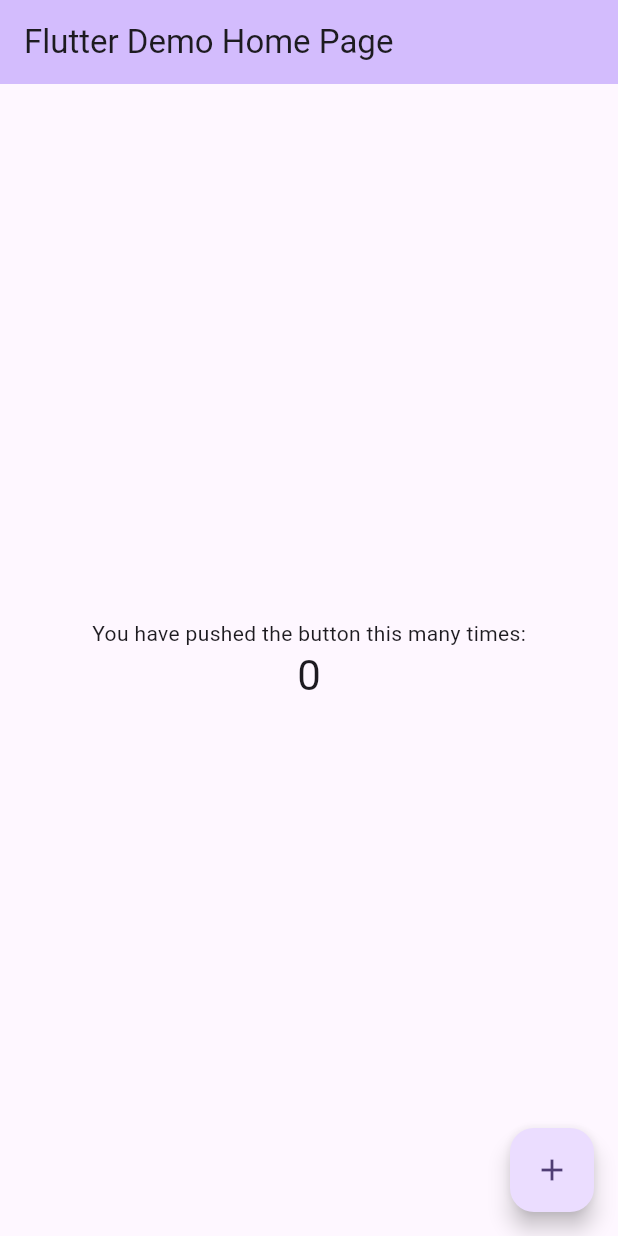
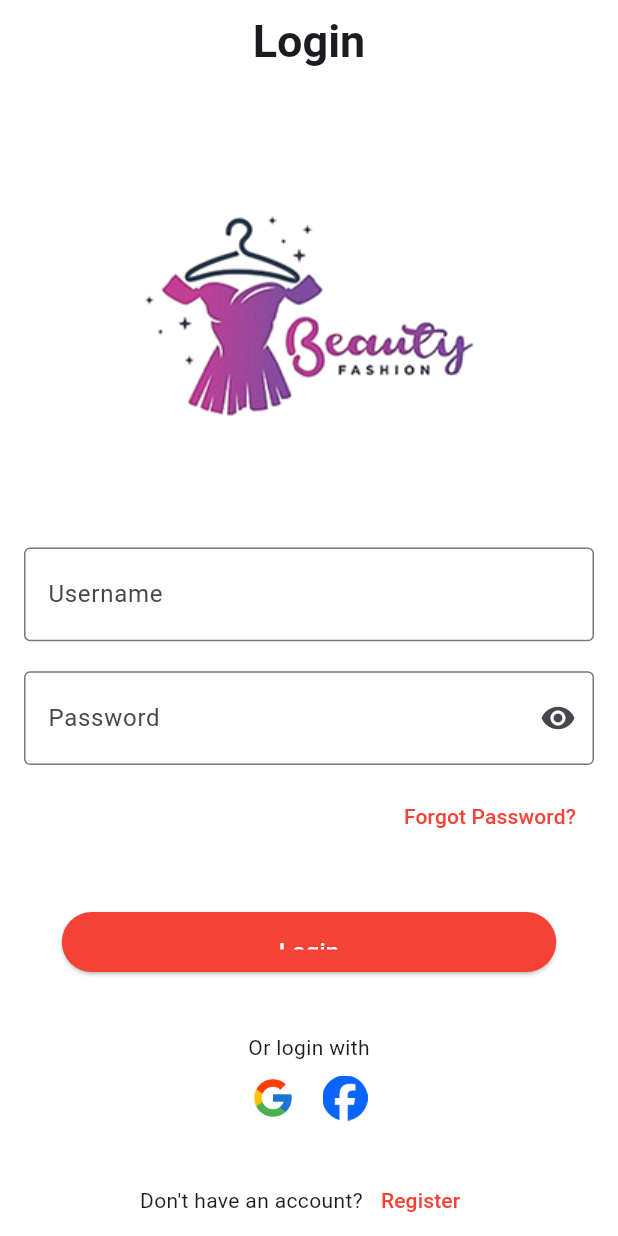
Before and after one commit to beltei-iu/UC1-BIT-SE-Y4S1-B5-MAD-II-E2-211-2025, a Flutter app: the screen it shows after launch, on a phone screen of 412 x 824 dp. Run offline on Flutter 3.47's test engine with Material 3 defaults, Android fonts, the phone set to English and light mode, and no system bars.

Commit message:
Deisgn login screen

```diff
--- a/lib/main.dart
+++ b/lib/main.dart
@@ -1,122 +1,28 @@
 import 'package:flutter/material.dart';
+import 'package:mad_2_211/screens/home_screen.dart';
+import 'package:mad_2_211/screens/login_screen.dart';
 
 void main() {
-  runApp(const MyApp());
+
+  // This is the entry point of the application.
+  WidgetsFlutterBinding.ensureInitialized();
+
+  final app = App();
+  runApp(app);
 }
 
-class MyApp extends StatelessWidget {
-  const MyApp({super.key});
+class App extends StatelessWidget {
 
-  // This widget is the root of your application.
+  const App({super.key});
+
   @override
   Widget build(BuildContext context) {
     return MaterialApp(
-      title: 'Flutter Demo',
+      title: 'MAD-II-211',
       theme: ThemeData(
-        // This is the theme of your application.
-        //
-        // TRY THIS: Try running your application with "flutter run". You'll see
-        // the application has a purple toolbar. Then, without quitting the app,
-        // try changing the seedColor in the colorScheme below to Colors.green
-        // and then invoke "hot reload" (save your changes or press the "hot
-        // reload" button in a Flutter-supported IDE, or press "r" if you used
-        // the command line to start the app).
-        //
-        // Notice that the counter didn't reset back to zero; the application
-        // state is not lost during the reload. To reset the state, use hot
-        // restart instead.
-        //
-        // This works for code too, not just values: Most code changes can be
-        // tested with just a hot reload.
         colorScheme: ColorScheme.fromSeed(seedColor: Colors.deepPurple),
       ),
-      home: const MyHomePage(title: 'Flutter Demo Home Page'),
+      home: LoginScreen(),
     );
   }
 }
-
-class MyHomePage extends StatefulWidget {
-  const MyHomePage({super.key, required this.title});
-
-  // This widget is the home page of your application. It is stateful, meaning
-  // that it has a State object (defined below) that contains fields that affect
-  // how it looks.
-
-  // This class is the configuration for the state. It holds the values (in this
-  // case the title) provided by the parent (in this case the App widget) and
-  // used by the build method of the State. Fields in a Widget subclass are
-  // always marked "final".
-
-  final String title;
-
-  @override
-  State<MyHomePage> createState() => _MyHomePageState();
-}
-
-class _MyHomePageState extends State<MyHomePage> {
-  int _counter = 0;
-
-  void _incrementCounter() {
-    setState(() {
-      // This call to setState tells the Flutter framework that something has
-      // changed in this State, which causes it to rerun the build method below
-      // so that the display can reflect the updated values. If we changed
-      // _counter without calling setState(), then the build method would not be
-      // called again, and so nothing would appear to happen.
-      _counter++;
-    });
-  }
-
-  @override
-  Widget build(BuildContext context) {
-    // This method is rerun every time setState is called, for instance as done
-    // by the _incrementCounter method above.
-    //
-    // The Flutter framework has been optimized to make rerunning build methods
-    // fast, so that you can just rebuild anything that needs updating rather
-    // than having to individually change instances of widgets.
-    return Scaffold(
-      appBar: AppBar(
-        // TRY THIS: Try changing the color here to a specific color (to
-        // Colors.amber, perhaps?) and trigger a hot reload to see the AppBar
-        // change color while the other colors stay the same.
-        backgroundColor: Theme.of(context).colorScheme.inversePrimary,
-        // Here we take the value from the MyHomePage object that was created by
-        // the App.build method, and use it to set our appbar title.
-        title: Text(widget.title),
-      ),
-      body: Center(
-        // Center is a layout widget. It takes a single child and positions it
-        // in the middle of the parent.
-        child: Column(
-          // Column is also a layout widget. It takes a list of children and
-          // arranges them vertically. By default, it sizes itself to fit its
-          // children horizontally, and tries to be as tall as its parent.
-          //
-          // Column has various properties to control how it sizes itself and
-          // how it positions its children. Here we use mainAxisAlignment to
-          // center the children vertically; the main axis here is the vertical
-          // axis because Columns are vertical (the cross axis would be
-          // horizontal).
-          //
-          // TRY THIS: Invoke "debug painting" (choose the "Toggle Debug Paint"
-          // action in the IDE, or press "p" in the console), to see the
-          // wireframe for each widget.
-          mainAxisAlignment: MainAxisAlignment.center,
-          children: <Widget>[
-            const Text('You have pushed the button this many times:'),
-            Text(
-              '$_counter',
-              style: Theme.of(context).textTheme.headlineMedium,
-            ),
-          ],
-        ),
-      ),
-      floatingActionButton: FloatingActionButton(
-        onPressed: _incrementCounter,
-        tooltip: 'Increment',
-        child: const Icon(Icons.add),
-      ), // This trailing comma makes auto-formatting nicer for build methods.
-    );
-  }
-}
--- /dev/null
+++ b/lib/screens/home_screen.dart
@@ -0,0 +1,16 @@
+
+import 'package:flutter/material.dart';
+
+class HomeScreen extends StatefulWidget {
+  const HomeScreen({super.key});
+
+  @override
+  State<HomeScreen> createState() => _HomeScreenState();
+}
+
+class _HomeScreenState extends State<HomeScreen> {
+  @override
+  Widget build(BuildContext context) {
+    return const Placeholder();
+  }
+}
--- /dev/null
+++ b/lib/screens/login_screen.dart
@@ -0,0 +1,187 @@
+
+import 'package:flutter/material.dart';
+import 'package:mad_2_211/screens/main_screen.dart';
+
+class LoginScreen extends StatefulWidget {
+
+  const LoginScreen({super.key});
+
+  @override
+  State<LoginScreen> createState() => _LoginScreenState();
+}
+
+class _LoginScreenState extends State<LoginScreen> {
+
+  bool _isObscure = true;
+  final TextEditingController _usernameController = TextEditingController();
+  final TextEditingController _passwordController = TextEditingController();
+
+  @override
+  Widget build(BuildContext context) {
+    return Scaffold(
+      backgroundColor: Colors.white,
+      appBar: _appBar,
+      body: _body,
+    );
+  }
+
+  PreferredSizeWidget get _appBar {
+    return AppBar(
+      title: const Text('Login', style: TextStyle(fontWeight: FontWeight.bold, fontSize: 30),),
+      centerTitle: true,
+      backgroundColor: Colors.white,
+    );
+  }
+
+
+  Widget get _body {
+      return Padding(padding: EdgeInsets.only(left: 16, right: 16, top: 16),
+        child: Column(
+          mainAxisAlignment: MainAxisAlignment.center,
+          children: [
+            Expanded(child: Column(
+              mainAxisAlignment: MainAxisAlignment.center,
+              children: [
+                _logo,
+
+              ],
+            )),
+            const SizedBox(height: 20),
+                _username,
+                const SizedBox(height: 20),
+                _password,
+                                const SizedBox(height: 10),
+
+                _forgotPassword,
+            const SizedBox(height: 40),
+            _loginButton,
+            const SizedBox(height: 40),
+ const Text('Or login with'),
+            _socialLogin,
+const SizedBox(height: 20),
+            _register
+          ],
+        ),
+      );
+  }
+
+  Widget get _logo {
+    return Image.asset('assets/images/logo.png');
+  }
+
+Widget get _username {
+  return TextField(
+    controller: _usernameController,
+    decoration: InputDecoration(
+      prefix: Icon(Icons.person),
+      labelText: 'Username',
+      border: OutlineInputBorder(),
+    ),
+  );
+}
+
+Widget get _password {
+  return TextField(
+    controller: _passwordController,
+    obscureText: _isObscure,
+    decoration: InputDecoration(
+      prefix: Icon(Icons.lock),
+      labelText: 'Password',
+      border: OutlineInputBorder(),
+      suffixIcon: IconButton(
+        icon: Icon(Icons.visibility),
+        onPressed: () {
+          setState(() {
+            _isObscure = !_isObscure;
+          });
+        },
+      ),
+    ),
+  );
+}
+
+  Widget get _loginButton {
+    return Container(
+      height: 40,
+      width: MediaQuery.of(context).size.width * 0.8,
+      child: ElevatedButton(
+      style: ElevatedButton.styleFrom(
+        backgroundColor: Colors.red,
+        padding: const EdgeInsets.symmetric(horizontal: 50, vertical: 15),
+        shape: RoundedRectangleBorder(
+          borderRadius: BorderRadius.circular(30),
+        ),
+      ),
+      onPressed: () {
+        _login();
+      },
+      child: const Text('Login', style: TextStyle(fontSize: 16, color: Colors.white),),
+    ),
+    );
+  }
+
+
+  void _login(){
+      String username = _usernameController.text;
+      String password = _passwordController.text;
+
+      print('Username: $username');
+      print('Password: $password');
+
+      final route = MaterialPageRoute(builder: (context) => const MainScreen());
+      Navigator.pushReplacement(context, route);
+
+  }
+
+
+  Widget get _forgotPassword {
+    return Row(
+      mainAxisAlignment: MainAxisAlignment.end,
+      children: [
+        TextButton(
+      onPressed: () {
+
+      },
+      child: const Text('Forgot Password?', style: TextStyle(color: Colors.red),),
+    )
+      ],
+    );
+  }
+
+  Widget get _socialLogin {
+    return Row(
+      mainAxisAlignment: MainAxisAlignment.center,
+      children: [
+        IconButton(
+          onPressed: () {
+            // Handle Google login
+          },
+          icon: Image.asset('assets/images/google.png', width: 30, height: 30),
+        ),
+        IconButton(
+          onPressed: () {
+            // Handle Facebook login
+          },
+          icon: Image.asset('assets/images/facebook.png', width: 30, height: 30),
+        ),
+      ],
+    );
+  }
+
+  Widget get _register {
+    return Row(
+      mainAxisAlignment: MainAxisAlignment.center,
+      children: [
+        const Text('Don\'t have an account?'),
+        TextButton(
+          onPressed: () {
+            // Navigate to register screen
+          },
+          child: const Text('Register', style: TextStyle(color: Colors.red),),
+        )
+      ],
+    );
+  }
+
+
+}
--- /dev/null
+++ b/lib/screens/main_screen.dart
@@ -0,0 +1,32 @@
+
+import 'package:flutter/material.dart';
+
+class MainScreen extends StatefulWidget {
+  const MainScreen({super.key});
+
+  @override
+  State<MainScreen> createState() => _MainScreenState();
+}
+
+class _MainScreenState extends State<MainScreen> {
+  @override
+  Widget build(BuildContext context) {
+    return Scaffold(
+      appBar: _appBar,
+      body: _body,
+    );
+  }
+
+  PreferredSizeWidget get _appBar {
+    return AppBar(
+      centerTitle: true,
+      backgroundColor: Colors.white,
+    );
+  }
+
+  Widget get _body {
+    return Center(
+      child: Text("Main Screen"),
+    );
+  }
+}
--- /dev/null
+++ b/lib/screens/register_screen.dart
@@ -0,0 +1,17 @@
+
+
+import 'package:flutter/material.dart';
+
+class RegisterScreen extends StatefulWidget {
+  const RegisterScreen({super.key});
+
+  @override
+  State<RegisterScreen> createState() => _RegisterScreenState();
+}
+
+class _RegisterScreenState extends State<RegisterScreen> {
+  @override
+  Widget build(BuildContext context) {
+    return const Placeholder();
+  }
+}
--- a/pubspec.yaml
+++ b/pubspec.yaml
@@ -58,9 +58,8 @@ flutter:
   uses-material-design: true
 
   # To add assets to your application, add an assets section, like this:
-  # assets:
-  #   - images/a_dot_burr.jpeg
-  #   - images/a_dot_ham.jpeg
+  assets:
+    - assets/images/
 
   # An image asset can refer to one or more resolution-specific "variants", see
   # https://flutter.dev/to/resolution-aware-images
```
Also changed, not shown: assets/images/facebook.png (added), assets/images/google.png (added), assets/images/logo.png (added), 5 other files.
